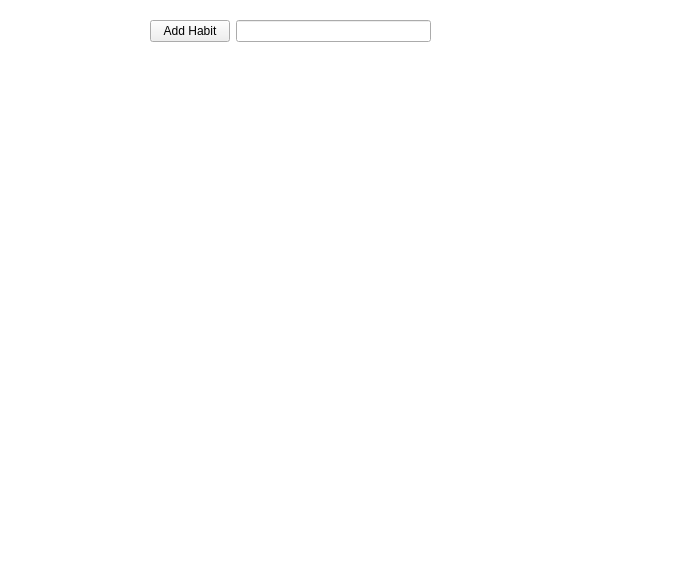
dhruvshah25-sys/habitly, file secondwindow.ui: the form before one commit.
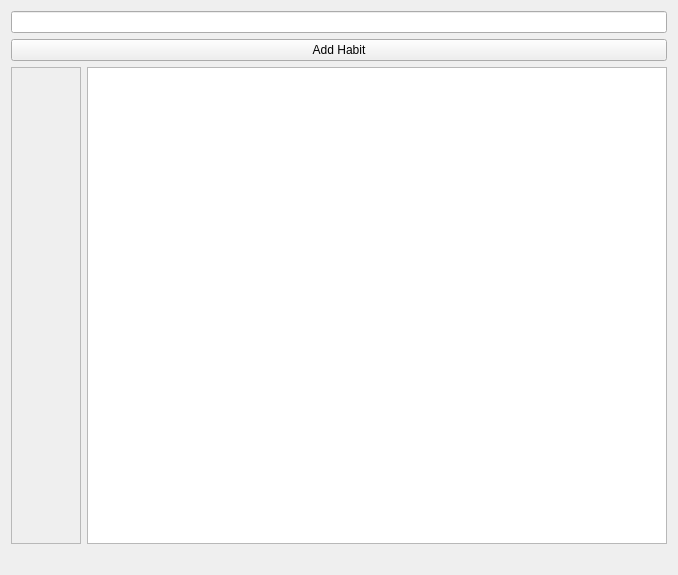
The form after the commit.

Diff of the .ui file:
```diff
--- a/secondwindow.ui
+++ b/secondwindow.ui
@@ -13,62 +13,59 @@
   <property name="windowTitle">
    <string>Form</string>
   </property>
-  <widget class="QTableWidget" name="tableWidget">
-   <property name="geometry">
-    <rect>
-     <x>-20</x>
-     <y>-20</y>
-     <width>701</width>
-     <height>601</height>
-    </rect>
-   </property>
-  </widget>
-  <widget class="QLabel" name="label">
-   <property name="geometry">
-    <rect>
-     <x>10</x>
-     <y>10</y>
-     <width>231</width>
-     <height>41</height>
-    </rect>
-   </property>
-   <property name="text">
-    <string/>
-   </property>
-  </widget>
-  <widget class="QWidget" name="formLayoutWidget">
-   <property name="geometry">
-    <rect>
-     <x>150</x>
-     <y>20</y>
-     <width>281</width>
-     <height>81</height>
-    </rect>
-   </property>
-   <layout class="QFormLayout" name="formLayout">
-    <item row="0" column="0">
+  <layout class="QVBoxLayout" name="verticalLayout">
+   <item>
+    <widget class="QLineEdit" name="lineEdit"/>
+   </item>
+   <item>
      <widget class="QPushButton" name="AddHabit">
       <property name="text">
        <string>Add Habit</string>
       </property>
      </widget>
     </item>
+   <item>
+    <layout class="QFormLayout" name="formLayout">
     <item row="0" column="1">
-     <widget class="QLineEdit" name="lineEdit"/>
-    </item>
-   </layout>
-  </widget>
-  <widget class="QWidget" name="verticalLayoutWidget">
+      <widget class="QTableWidget" name="tableWidget">
+       <property name="sizePolicy">
+        <sizepolicy hsizetype="Expanding" vsizetype="Expanding">
+         <horstretch>0</horstretch>
+         <verstretch>0</verstretch>
+        </sizepolicy>
+       </property>
+      </widget>
+     </item>
+     <item row="0" column="0">
+      <widget class="QScrollArea" name="scrollArea">
+       <property name="widgetResizable">
+        <bool>true</bool>
+       </property>
+       <widget class="QWidget" name="scrollAreaWidgetContents">
    <property name="geometry">
     <rect>
-     <x>149</x>
-     <y>99</y>
-     <width>281</width>
-     <height>111</height>
-    </rect>
-   </property>
+          <x>0</x>
+          <y>0</y>
+          <width>73</width>
+          <height>444</height>
+         </rect>
+        </property>
+       </widget>
+      </widget>
+     </item>
+    </layout>
+   </item>
+   <item>
+    <widget class="QLabel" name="label">
+     <property name="text">
+      <string/>
+     </property>
+    </widget>
+   </item>
+   <item>
    <layout class="QVBoxLayout" name="habitsLayout"/>
-  </widget>
+   </item>
+  </layout>
  </widget>
  <resources/>
  <connections>
```
Lines whose indentation alone changed are shown as unchanged.
